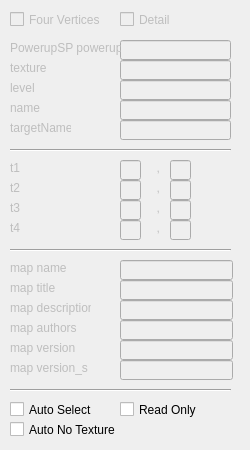
The window that tankbobs-editor/properties.ui (bairyn/tankbobs) describes before a commit, drawn with Qt 5.
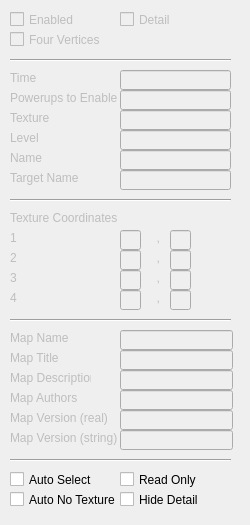
The same window after the commit.

Commit message: add path entity and clean up properties dialogue a bit

Diff of the .ui file:
```diff
--- a/tankbobs-editor/properties.ui
+++ b/tankbobs-editor/properties.ui
@@ -9,7 +9,7 @@
     <x>0</x>
     <y>0</y>
     <width>250</width>
-    <height>450</height>
+    <height>525</height>
    </rect>
   </property>
   <property name="cursor" >
@@ -21,7 +21,7 @@
   <property name="modal" >
    <bool>true</bool>
   </property>
-  <widget class="QCheckBox" name="fourVertices" >
+  <widget class="QCheckBox" name="enabled" >
    <property name="enabled" >
     <bool>false</bool>
    </property>
@@ -37,7 +37,7 @@
     <cursorShape>UpArrowCursor</cursorShape>
    </property>
    <property name="text" >
-    <string>Four Vertices</string>
+    <string>Enabled</string>
    </property>
    <property name="checkable" >
     <bool>true</bool>
@@ -56,7 +56,7 @@
    <property name="geometry" >
     <rect>
      <x>120</x>
-     <y>40</y>
+     <y>90</y>
      <width>111</width>
      <height>20</height>
     </rect>
@@ -69,7 +69,7 @@
    <property name="geometry" >
     <rect>
      <x>10</x>
-     <y>40</y>
+     <y>90</y>
      <width>111</width>
      <height>16</height>
     </rect>
@@ -78,7 +78,7 @@
     <cursorShape>SizeAllCursor</cursorShape>
    </property>
    <property name="text" >
-    <string>PowerupSP powerups</string>
+    <string>Powerups to Enable</string>
    </property>
   </widget>
   <widget class="QLineEdit" name="texture" >
@@ -88,7 +88,7 @@
    <property name="geometry" >
     <rect>
      <x>120</x>
-     <y>60</y>
+     <y>110</y>
      <width>111</width>
      <height>20</height>
     </rect>
@@ -101,7 +101,7 @@
    <property name="geometry" >
     <rect>
      <x>10</x>
-     <y>260</y>
+     <y>330</y>
      <width>81</width>
      <height>16</height>
     </rect>
@@ -110,7 +110,7 @@
     <cursorShape>SizeAllCursor</cursorShape>
    </property>
    <property name="text" >
-    <string>map name</string>
+    <string>Map Name</string>
    </property>
   </widget>
   <widget class="QLabel" name="maptitleLabel" >
@@ -120,7 +120,7 @@
    <property name="geometry" >
     <rect>
      <x>10</x>
-     <y>280</y>
+     <y>350</y>
      <width>81</width>
      <height>16</height>
     </rect>
@@ -129,7 +129,7 @@
     <cursorShape>SizeAllCursor</cursorShape>
    </property>
    <property name="text" >
-    <string>map title</string>
+    <string>Map Title</string>
    </property>
   </widget>
   <widget class="QLabel" name="mapdescriptionLabel" >
@@ -139,7 +139,7 @@
    <property name="geometry" >
     <rect>
      <x>10</x>
-     <y>300</y>
+     <y>370</y>
      <width>81</width>
      <height>16</height>
     </rect>
@@ -148,7 +148,7 @@
     <cursorShape>SizeAllCursor</cursorShape>
    </property>
    <property name="text" >
-    <string>map description</string>
+    <string>Map Description</string>
    </property>
   </widget>
   <widget class="QLabel" name="mapauthorsLabel" >
@@ -158,7 +158,7 @@
    <property name="geometry" >
     <rect>
      <x>10</x>
-     <y>320</y>
+     <y>390</y>
      <width>81</width>
      <height>16</height>
     </rect>
@@ -167,7 +167,7 @@
     <cursorShape>SizeAllCursor</cursorShape>
    </property>
    <property name="text" >
-    <string>map authors</string>
+    <string>Map Authors</string>
    </property>
   </widget>
   <widget class="QLabel" name="mapversionsLabel" >
@@ -177,8 +177,8 @@
    <property name="geometry" >
     <rect>
      <x>10</x>
-     <y>360</y>
-     <width>81</width>
+     <y>430</y>
+     <width>111</width>
      <height>16</height>
     </rect>
    </property>
@@ -186,7 +186,7 @@
     <cursorShape>SizeAllCursor</cursorShape>
    </property>
    <property name="text" >
-    <string>map version_s</string>
+    <string>Map Version (string)</string>
    </property>
   </widget>
   <widget class="QLineEdit" name="mapname" >
@@ -196,7 +196,7 @@
    <property name="geometry" >
     <rect>
      <x>120</x>
-     <y>260</y>
+     <y>330</y>
      <width>113</width>
      <height>20</height>
     </rect>
@@ -209,7 +209,7 @@
    <property name="geometry" >
     <rect>
      <x>120</x>
-     <y>280</y>
+     <y>350</y>
      <width>113</width>
      <height>20</height>
     </rect>
@@ -222,7 +222,7 @@
    <property name="geometry" >
     <rect>
      <x>120</x>
-     <y>300</y>
+     <y>370</y>
      <width>113</width>
      <height>20</height>
     </rect>
@@ -235,7 +235,7 @@
    <property name="geometry" >
     <rect>
      <x>120</x>
-     <y>320</y>
+     <y>390</y>
      <width>113</width>
      <height>20</height>
     </rect>
@@ -248,7 +248,7 @@
    <property name="geometry" >
     <rect>
      <x>120</x>
-     <y>360</y>
+     <y>430</y>
      <width>113</width>
      <height>20</height>
     </rect>
@@ -258,7 +258,7 @@
    <property name="geometry" >
     <rect>
      <x>10</x>
-     <y>380</y>
+     <y>450</y>
      <width>221</width>
      <height>20</height>
     </rect>
@@ -274,7 +274,7 @@
    <property name="geometry" >
     <rect>
      <x>10</x>
-     <y>400</y>
+     <y>470</y>
      <width>131</width>
      <height>19</height>
     </rect>
@@ -299,7 +299,7 @@
    <property name="geometry" >
     <rect>
      <x>120</x>
-     <y>400</y>
+     <y>470</y>
      <width>131</width>
      <height>19</height>
     </rect>
@@ -324,7 +324,7 @@
    <property name="geometry" >
     <rect>
      <x>10</x>
-     <y>420</y>
+     <y>490</y>
      <width>131</width>
      <height>19</height>
     </rect>
@@ -349,7 +349,7 @@
    <property name="geometry" >
     <rect>
      <x>10</x>
-     <y>60</y>
+     <y>110</y>
      <width>41</width>
      <height>16</height>
     </rect>
@@ -358,7 +358,7 @@
     <cursorShape>SizeAllCursor</cursorShape>
    </property>
    <property name="text" >
-    <string>texture</string>
+    <string>Texture</string>
    </property>
   </widget>
   <widget class="QLineEdit" name="level" >
@@ -368,7 +368,7 @@
    <property name="geometry" >
     <rect>
      <x>120</x>
-     <y>80</y>
+     <y>130</y>
      <width>111</width>
      <height>20</height>
     </rect>
@@ -381,7 +381,7 @@
    <property name="geometry" >
     <rect>
      <x>10</x>
-     <y>80</y>
+     <y>130</y>
      <width>41</width>
      <height>16</height>
     </rect>
@@ -390,7 +390,7 @@
     <cursorShape>SizeAllCursor</cursorShape>
    </property>
    <property name="text" >
-    <string>level</string>
+    <string>Level</string>
    </property>
   </widget>
   <widget class="QLabel" name="mapversionLabel" >
@@ -400,8 +400,8 @@
    <property name="geometry" >
     <rect>
      <x>10</x>
-     <y>340</y>
-     <width>81</width>
+     <y>410</y>
+     <width>101</width>
      <height>16</height>
     </rect>
    </property>
@@ -409,7 +409,7 @@
     <cursorShape>SizeAllCursor</cursorShape>
    </property>
    <property name="text" >
-    <string>map version</string>
+    <string>Map Version (real)</string>
    </property>
   </widget>
   <widget class="QLineEdit" name="mapversion" >
@@ -419,7 +419,7 @@
    <property name="geometry" >
     <rect>
      <x>120</x>
-     <y>340</y>
+     <y>410</y>
      <width>113</width>
      <height>20</height>
     </rect>
@@ -432,7 +432,7 @@
    <property name="geometry" >
     <rect>
      <x>10</x>
-     <y>100</y>
+     <y>150</y>
      <width>41</width>
      <height>16</height>
     </rect>
@@ -441,7 +441,7 @@
     <cursorShape>SizeAllCursor</cursorShape>
    </property>
    <property name="text" >
-    <string>name</string>
+    <string>Name</string>
    </property>
   </widget>
   <widget class="QLabel" name="targetNameLabel" >
@@ -451,8 +451,8 @@
    <property name="geometry" >
     <rect>
      <x>10</x>
-     <y>120</y>
-     <width>61</width>
+     <y>170</y>
+     <width>81</width>
      <height>16</height>
     </rect>
    </property>
@@ -460,7 +460,7 @@
     <cursorShape>SizeAllCursor</cursorShape>
    </property>
    <property name="text" >
-    <string>targetName</string>
+    <string>Target Name</string>
    </property>
   </widget>
   <widget class="QLineEdit" name="name" >
@@ -470,7 +470,7 @@
    <property name="geometry" >
     <rect>
      <x>120</x>
-     <y>100</y>
+     <y>150</y>
      <width>111</width>
      <height>20</height>
     </rect>
@@ -483,7 +483,7 @@
    <property name="geometry" >
     <rect>
      <x>120</x>
-     <y>120</y>
+     <y>170</y>
      <width>111</width>
      <height>20</height>
     </rect>
@@ -493,7 +493,7 @@
    <property name="geometry" >
     <rect>
      <x>10</x>
-     <y>240</y>
+     <y>310</y>
      <width>221</width>
      <height>20</height>
     </rect>
@@ -506,7 +506,7 @@
    <property name="geometry" >
     <rect>
      <x>10</x>
-     <y>140</y>
+     <y>190</y>
      <width>221</width>
      <height>20</height>
     </rect>
@@ -522,7 +522,7 @@
    <property name="geometry" >
     <rect>
      <x>10</x>
-     <y>160</y>
+     <y>230</y>
      <width>61</width>
      <height>16</height>
     </rect>
@@ -531,7 +531,7 @@
     <cursorShape>SizeAllCursor</cursorShape>
    </property>
    <property name="text" >
-    <string>t1</string>
+    <string>1</string>
    </property>
   </widget>
   <widget class="QLabel" name="t2Label" >
@@ -541,7 +541,7 @@
    <property name="geometry" >
     <rect>
      <x>10</x>
-     <y>180</y>
+     <y>250</y>
      <width>61</width>
      <height>16</height>
     </rect>
@@ -550,7 +550,7 @@
     <cursorShape>SizeAllCursor</cursorShape>
    </property>
    <property name="text" >
-    <string>t2</string>
+    <string>2</string>
    </property>
   </widget>
   <widget class="QLabel" name="t3Label" >
@@ -560,7 +560,7 @@
    <property name="geometry" >
     <rect>
      <x>10</x>
-     <y>200</y>
+     <y>270</y>
      <width>61</width>
      <height>16</height>
     </rect>
@@ -569,7 +569,7 @@
     <cursorShape>SizeAllCursor</cursorShape>
    </property>
    <property name="text" >
-    <string>t3</string>
+    <string>3</string>
    </property>
   </widget>
   <widget class="QLabel" name="t4Label" >
@@ -579,7 +579,7 @@
    <property name="geometry" >
     <rect>
      <x>10</x>
-     <y>220</y>
+     <y>290</y>
      <width>61</width>
      <height>16</height>
     </rect>
@@ -588,7 +588,7 @@
     <cursorShape>SizeAllCursor</cursorShape>
    </property>
    <property name="text" >
-    <string>t4</string>
+    <string>4</string>
    </property>
   </widget>
   <widget class="QLineEdit" name="tx1" >
@@ -598,7 +598,7 @@
    <property name="geometry" >
     <rect>
      <x>120</x>
-     <y>160</y>
+     <y>230</y>
      <width>21</width>
      <height>20</height>
     </rect>
@@ -611,7 +611,7 @@
    <property name="geometry" >
     <rect>
      <x>120</x>
-     <y>180</y>
+     <y>250</y>
      <width>21</width>
      <height>20</height>
     </rect>
@@ -624,7 +624,7 @@
    <property name="geometry" >
     <rect>
      <x>120</x>
-     <y>200</y>
+     <y>270</y>
      <width>21</width>
      <height>20</height>
     </rect>
@@ -637,7 +637,7 @@
    <property name="geometry" >
     <rect>
      <x>120</x>
-     <y>220</y>
+     <y>290</y>
      <width>21</width>
      <height>20</height>
     </rect>
@@ -650,7 +650,7 @@
    <property name="geometry" >
     <rect>
      <x>150</x>
-     <y>160</y>
+     <y>230</y>
      <width>21</width>
      <height>16</height>
     </rect>
@@ -669,7 +669,7 @@
    <property name="geometry" >
     <rect>
      <x>150</x>
-     <y>180</y>
+     <y>250</y>
      <width>21</width>
      <height>16</height>
     </rect>
@@ -688,7 +688,7 @@
    <property name="geometry" >
     <rect>
      <x>150</x>
-     <y>200</y>
+     <y>270</y>
      <width>21</width>
      <height>16</height>
     </rect>
@@ -707,7 +707,7 @@
    <property name="geometry" >
     <rect>
      <x>150</x>
-     <y>220</y>
+     <y>290</y>
      <width>21</width>
      <height>16</height>
     </rect>
@@ -726,7 +726,7 @@
    <property name="geometry" >
     <rect>
      <x>170</x>
-     <y>160</y>
+     <y>230</y>
      <width>21</width>
      <height>20</height>
     </rect>
@@ -739,7 +739,7 @@
    <property name="geometry" >
     <rect>
      <x>170</x>
-     <y>180</y>
+     <y>250</y>
      <width>21</width>
      <height>20</height>
     </rect>
@@ -752,7 +752,7 @@
    <property name="geometry" >
     <rect>
      <x>170</x>
-     <y>200</y>
+     <y>270</y>
      <width>21</width>
      <height>20</height>
     </rect>
@@ -765,7 +765,7 @@
    <property name="geometry" >
     <rect>
      <x>170</x>
-     <y>220</y>
+     <y>290</y>
      <width>21</width>
      <height>20</height>
     </rect>
@@ -796,6 +796,123 @@
     <bool>false</bool>
    </property>
   </widget>
+  <widget class="Line" name="configLine_4" >
+   <property name="geometry" >
+    <rect>
+     <x>10</x>
+     <y>50</y>
+     <width>221</width>
+     <height>20</height>
+    </rect>
+   </property>
+   <property name="orientation" >
+    <enum>Qt::Horizontal</enum>
+   </property>
+  </widget>
+  <widget class="QCheckBox" name="fourVertices" >
+   <property name="enabled" >
+    <bool>false</bool>
+   </property>
+   <property name="geometry" >
+    <rect>
+     <x>10</x>
+     <y>30</y>
+     <width>101</width>
+     <height>19</height>
+    </rect>
+   </property>
+   <property name="cursor" >
+    <cursorShape>UpArrowCursor</cursorShape>
+   </property>
+   <property name="text" >
+    <string>Four Vertices</string>
+   </property>
+   <property name="checkable" >
+    <bool>true</bool>
+   </property>
+   <property name="checked" >
+    <bool>false</bool>
+   </property>
+   <property name="tristate" >
+    <bool>false</bool>
+   </property>
+  </widget>
+  <widget class="QLabel" name="timeLabel" >
+   <property name="enabled" >
+    <bool>false</bool>
+   </property>
+   <property name="geometry" >
+    <rect>
+     <x>10</x>
+     <y>70</y>
+     <width>31</width>
+     <height>16</height>
+    </rect>
+   </property>
+   <property name="cursor" >
+    <cursorShape>SizeAllCursor</cursorShape>
+   </property>
+   <property name="text" >
+    <string>Time</string>
+   </property>
+  </widget>
+  <widget class="QLineEdit" name="time" >
+   <property name="enabled" >
+    <bool>false</bool>
+   </property>
+   <property name="geometry" >
+    <rect>
+     <x>120</x>
+     <y>70</y>
+     <width>111</width>
+     <height>20</height>
+    </rect>
+   </property>
+  </widget>
+  <widget class="QLabel" name="txLabel" >
+   <property name="enabled" >
+    <bool>false</bool>
+   </property>
+   <property name="geometry" >
+    <rect>
+     <x>10</x>
+     <y>210</y>
+     <width>221</width>
+     <height>16</height>
+    </rect>
+   </property>
+   <property name="cursor" >
+    <cursorShape>SizeAllCursor</cursorShape>
+   </property>
+   <property name="text" >
+    <string>Texture Coordinates</string>
+   </property>
+  </widget>
+  <widget class="QCheckBox" name="hideDetail" >
+   <property name="enabled" >
+    <bool>true</bool>
+   </property>
+   <property name="geometry" >
+    <rect>
+     <x>120</x>
+     <y>490</y>
+     <width>131</width>
+     <height>19</height>
+    </rect>
+   </property>
+   <property name="cursor" >
+    <cursorShape>UpArrowCursor</cursorShape>
+   </property>
+   <property name="text" >
+    <string>Hide Detail</string>
+   </property>
+   <property name="checked" >
+    <bool>false</bool>
+   </property>
+   <property name="tristate" >
+    <bool>false</bool>
+   </property>
+  </widget>
  </widget>
  <resources/>
  <connections/>
```
The commit also changes 16 other files.
